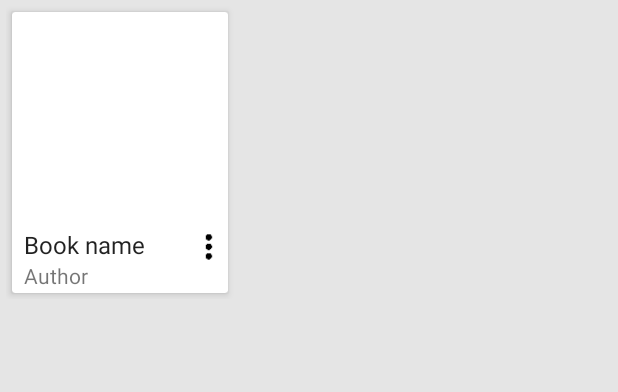
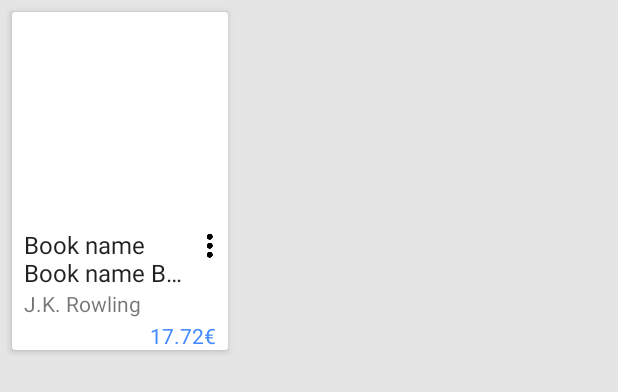
Before and after one commit to chemouna/HarryPotterBooks, an Android app: the layout book_item.xml on its own in the app's theme, with its tools: preview values and no code run, on a phone screen of 412 x 824 dp. Shown: the top 392 px of the screen. Run offline under Robolectric (Android 15) with nearby library versions, the phone set to English and light mode, and no system bars.

Commit message:
Style card book item correctly.

```diff
--- a/app/build.gradle
+++ b/app/build.gradle
@@ -24,6 +24,9 @@ android {
 
     buildConfigField "String", "HENRI_POTIER_ENDPOINT_URL", "\"http://henri-potier.xebia.fr\""
 
+    buildConfigField "String", "GOOD_READS_KEY", "\"rSgxFW23ByRubOCGfwEQTg\""
+    buildConfigField "String", "GOOD_READS_SCECRET", "\"xs3msWO6DTgBFh5zpRyOjvGm8sxF9HuUd0NWtGbQwi4\""
+
     testInstrumentationRunner "android.support.test.runner.AndroidJUnitRunner"
   }
 
@@ -46,6 +49,7 @@ dependencies {
   compile rootProject.ext.supportDesign
   compile rootProject.ext.supportCardView
   compile rootProject.ext.supportPalette
+  compile rootProject.ext.supportPercent
 
   compile rootProject.ext.timber
 
--- a/app/src/main/java/com/mounacheikhna/xebiaproject/ui/book/BookActivity.java
+++ b/app/src/main/java/com/mounacheikhna/xebiaproject/ui/book/BookActivity.java
@@ -106,7 +106,6 @@ public class BookActivity extends AppCompatActivity {
                   applyToStatusBar(isDark, palette);
                   applyToToolbar(palette);
                   applyToFab(palette);
-                  //applyToBackButton(isDark);
                 }
               });
         }
--- a/app/src/main/java/com/mounacheikhna/xebiaproject/ui/book/BookItemView.java
+++ b/app/src/main/java/com/mounacheikhna/xebiaproject/ui/book/BookItemView.java
@@ -10,16 +10,18 @@ import butterknife.Bind;
 import butterknife.ButterKnife;
 import com.mounacheikhna.xebiaproject.R;
 import com.mounacheikhna.xebiaproject.api.model.Book;
+import com.mounacheikhna.xebiaproject.util.PriceFormatter;
 import com.squareup.picasso.Picasso;
 
 /**
  * Created by mouna on 02/12/15.
  */
-public class BookItemView extends RelativeLayout {//maybe extend CardView instead ?
+public class BookItemView extends RelativeLayout {
 
   @Bind(R.id.book_image) ImageView mImageView;
   @Bind(R.id.book_name) TextView mNameView;
   @Bind(R.id.book_author) TextView mAuthorView;
+  @Bind(R.id.book_price) TextView mBookPriceView;
 
   public BookItemView(Context context) {
     super(context);
@@ -32,6 +34,7 @@ public class BookItemView extends RelativeLayout {//maybe extend CardView instea
   public void bindTo(Book book, Picasso picasso) {
     mNameView.setText(book.getTitle());
     //mAuthorView.setText(book.get);
+    mBookPriceView.setText(PriceFormatter.formatEuro(book.getPrice()));
     if (!TextUtils.isEmpty(book.getCover())) {
       picasso.load(book.getCover())
           //.placeholder(R.drawable.ic_city)
@@ -39,6 +42,9 @@ public class BookItemView extends RelativeLayout {//maybe extend CardView instea
           .fit()
           .into(mImageView);
     }
+
+    //Add
+    //mBookPriceView
   }
 
   @Override protected void onFinishInflate() {
--- /dev/null
+++ b/app/src/main/java/com/mounacheikhna/xebiaproject/util/PriceFormatter.java
@@ -0,0 +1,19 @@
+package com.mounacheikhna.xebiaproject.util;
+
+import android.annotation.SuppressLint;
+
+/**
+ * Created by cheikhnamouna on 12/3/15.
+ */
+public class PriceFormatter {
+
+  @SuppressLint("DefaultLocale")
+  public static String formatPrice(float price){
+    return String.format("%.2f", price);
+  }
+
+  public static String formatEuro(float price) {
+    return formatPrice(price) + "€";
+  }
+
+}
--- a/app/src/main/res/layout/book_item.xml
+++ b/app/src/main/res/layout/book_item.xml
@@ -39,12 +39,23 @@
             android:layout_marginLeft="@dimen/spacing_normal"
             android:layout_marginStart="@dimen/spacing_normal">
 
+          <ImageView
+              android:id="@+id/book_overflow_menu"
+              android:layout_width="24dp"
+              android:layout_height="24dp"
+              android:layout_alignParentRight="true"
+              android:layout_alignParentEnd="true"
+              android:scaleType="fitEnd"
+              android:src="@drawable/ic_more_vert_black_24dp"/>
+
           <TextView
               android:id="@+id/book_name"
               android:layout_width="wrap_content"
               android:layout_height="wrap_content"
+              android:layout_toLeftOf="@id/book_overflow_menu"
+              android:layout_toStartOf="@id/book_overflow_menu"
               style="@style/Widget.HenriPotier.CardTitle"
-              tools:text="Book name"/>
+              tools:text="Book name Book name Book name"/>
 
           <TextView
               android:id="@+id/book_author"
@@ -52,17 +63,22 @@
               android:layout_width="wrap_content"
               android:layout_height="wrap_content"
               style="@style/Widget.HenriPotier.CardSubtitle"
-              tools:text="Author"/>
+              android:text="@string/default_author"
+              tools:text="@string/default_author"/>
 
-          <ImageView
-              android:layout_width="40dp"
-              android:layout_height="25dp"
-              android:layout_toRightOf="@id/book_name"
-              android:layout_toEndOf="@id/book_name"
+
+          <TextView
+              android:id="@+id/book_price"
+              android:layout_below="@id/book_author"
+              android:layout_width="wrap_content"
+              android:layout_height="wrap_content"
               android:layout_alignParentRight="true"
               android:layout_alignParentEnd="true"
-              android:scaleType="fitEnd"
-              android:src="@drawable/ic_more_vert_black_24dp"/>
+              android:layout_marginRight="@dimen/spacing_normal"
+              android:layout_marginEnd="@dimen/spacing_normal"
+              style="@style/Widget.HenriPotier.CardPrice"
+              tools:text="17.72€"/>
+
 
       </RelativeLayout>
 
--- a/app/src/main/res/values/strings.xml
+++ b/app/src/main/res/values/strings.xml
@@ -1,4 +1,5 @@
 <resources>
   <string name="app_name">XebiaProject</string>
   <string name="no_books">No books</string>
+  <string name="default_author">J.K. Rowling</string>
 </resources>
--- a/app/src/main/res/values/styles.xml
+++ b/app/src/main/res/values/styles.xml
@@ -25,4 +25,8 @@
     <item name="android:textColor">@color/text_secondary_dark</item>
   </style>
 
+  <style name="Widget.HenriPotier.CardPrice">
+    <item name="android:textColor">@color/accent</item>
+  </style>
+
 </resources>
--- a/dependencies.gradle
+++ b/dependencies.gradle
@@ -18,6 +18,7 @@ ext {
   supportRecyclerView = "com.android.support:recyclerview-v7:$supportVersion"
   supportCardView = "com.android.support:cardview-v7:$supportVersion"
   supportPalette = "com.android.support:palette-v7:$supportVersion"
+  supportPercent = "com.android.support:percent:$supportVersion"
 
   playServicesVersion = '8.3.0'
 
```
